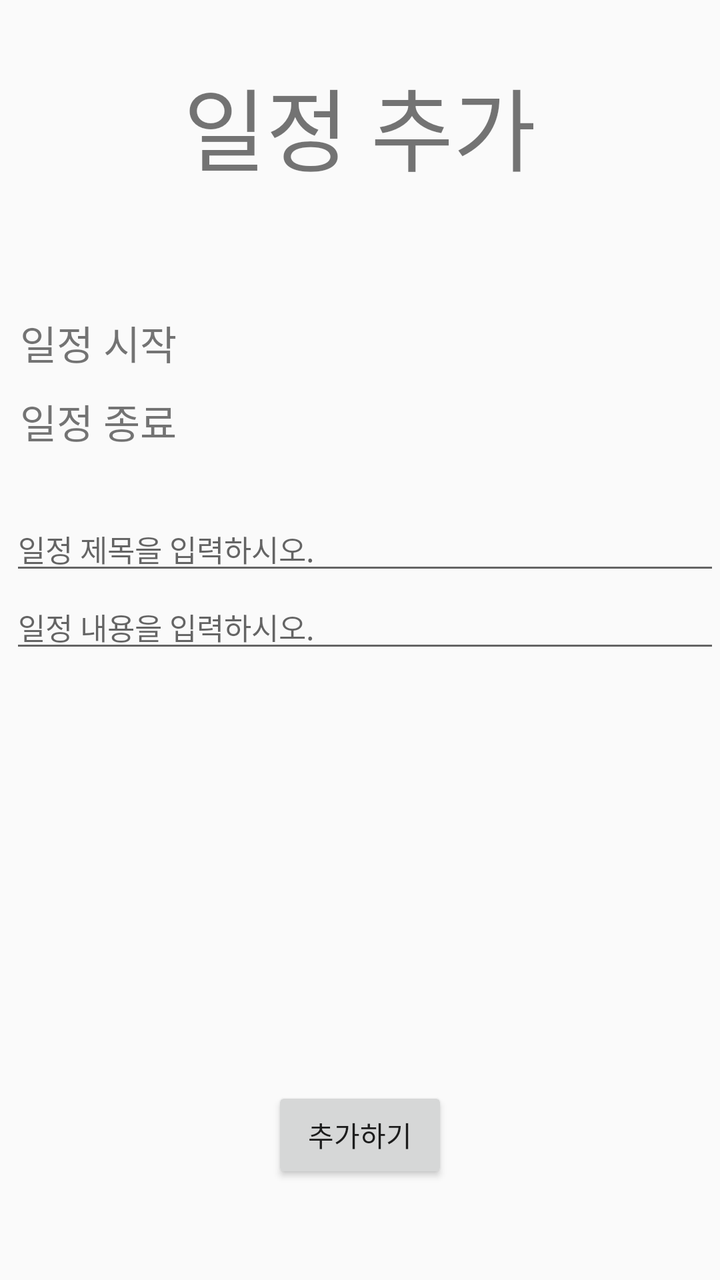
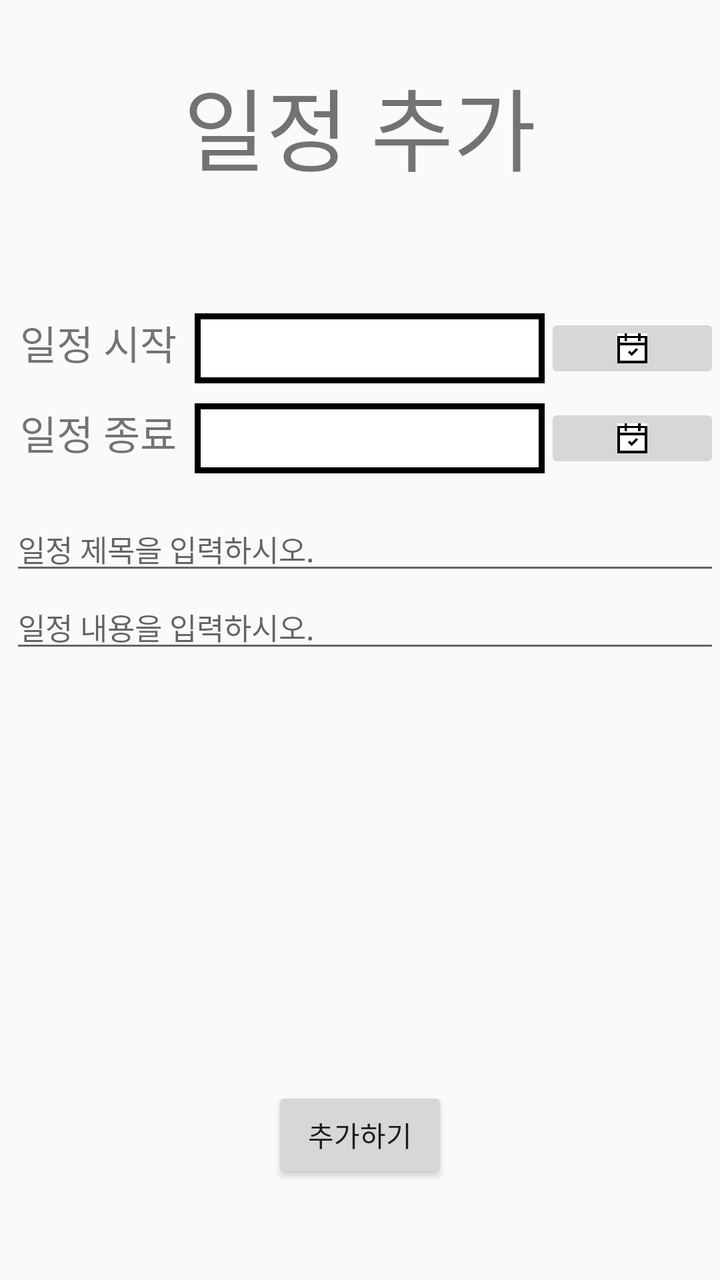

Two renders of the same Android screen: before a commit and after it. Below are the layout's source before the change and the commit's diff.
<!-- AndroidManifest.xml: application theme Theme.AppCompat.Light.DarkActionBar -->
<!-- res/layout/activity_schedule_add.xml -->
<?xml version="1.0" encoding="utf-8"?>
<LinearLayout xmlns:android="http://schemas.android.com/apk/res/android"
    xmlns:app="http://schemas.android.com/apk/res-auto"
    xmlns:tools="http://schemas.android.com/tools"
    android:layout_width="match_parent"
    android:layout_height="match_parent"
    tools:context=".ScheduleAdd"
    android:orientation="vertical"
    android:weightSum="6">
    <TextView
        android:layout_marginTop="30dp"
        android:layout_width="wrap_content"
        android:layout_height="0dp"
        android:layout_gravity="center"
        android:textSize="45dp"
        android:text="일정 추가"
        android:layout_weight="1"/>

    <LinearLayout
        android:layout_width="match_parent"
        android:layout_height="0dp"
        android:orientation="vertical"
        android:layout_marginTop="30dp"
        android:layout_weight="1">
        <LinearLayout
            android:layout_marginLeft="10dp"
            android:layout_width="match_parent"
            android:layout_height="wrap_content">
            <TextView
                android:layout_width="wrap_content"
                android:layout_height="wrap_content"
                android:textSize="20dp"
                android:text="일정 시작"/>

        </LinearLayout>
        <LinearLayout
            android:layout_marginLeft="10dp"
            android:layout_width="match_parent"
            android:layout_height="wrap_content"
            android:layout_marginTop="10dp">
            <TextView
                android:layout_width="wrap_content"
                android:layout_height="wrap_content"
                android:textSize="20dp"
                android:text="일정 종료"/>

        </LinearLayout>

   </LinearLayout>

    <LinearLayout
        android:layout_width="match_parent"
        android:layout_height="0dp"
        android:orientation="vertical"
        android:layout_weight="3">
        <EditText
            android:id="@+id/scheduleTitle"
            android:layout_width="match_parent"
            android:layout_height="wrap_content"
            android:textSize="15dp"
            android:layout_marginLeft="5dp"
            android:hint="일정 제목을 입력하시오."/>
        <EditText
            android:id="@+id/scheduleContents"
            android:layout_width="match_parent"
            android:layout_height="wrap_content"
            android:hint="일정 내용을 입력하시오."
            android:layout_marginLeft="5dp"
            android:textSize="15dp"
            android:isScrollContainer="true"
            android:inputType="textMultiLine"
            android:maxHeight="100dp"/>
    </LinearLayout>


    <Button
        android:layout_gravity="center"
        android:id="@+id/scheduleAdd"
        android:layout_weight="0.5"
        android:layout_width="wrap_content"
        android:layout_height="0dp"
        android:text="추가하기"/>


</LinearLayout>
<!-- resources referenced by this layout -->
<resources>

</resources>

<!-- the commit's change to res/layout/activity_schedule_add.xml (unified diff, before → after) -->
@@ -25,24 +25,56 @@
         <LinearLayout
             android:layout_marginLeft="10dp"
             android:layout_width="match_parent"
-            android:layout_height="wrap_content">
+            android:layout_height="wrap_content"
+            android:weightSum="4">
             <TextView
-                android:layout_width="wrap_content"
+                android:layout_width="0dp"
                 android:layout_height="wrap_content"
+                android:layout_weight="1"
                 android:textSize="20dp"
                 android:text="일정 시작"/>
+            <TextView
+                android:id="@+id/startDay"
+                android:layout_width="wrap_content"
+                android:layout_height="match_parent"
+                android:background="@drawable/edge"
+                android:layout_weight="2"
+                android:textSize="20dp" />
+            <ImageButton
+                android:id="@+id/startDate"
+                android:layout_width="0dp"
+                android:layout_height="35dp"
+                android:scaleType="fitCenter"
+                android:layout_weight="1"
+                android:src="@drawable/calendar"/>
 
         </LinearLayout>
         <LinearLayout
             android:layout_marginLeft="10dp"
             android:layout_width="match_parent"
             android:layout_height="wrap_content"
-            android:layout_marginTop="10dp">
+            android:layout_marginTop="10dp"
+            android:weightSum="4">
             <TextView
-                android:layout_width="wrap_content"
+                android:layout_width="0dp"
                 android:layout_height="wrap_content"
+                android:layout_weight="1"
                 android:textSize="20dp"
                 android:text="일정 종료"/>
+            <TextView
+                android:id="@+id/endDay"
+                android:layout_width="wrap_content"
+                android:layout_height="match_parent"
+                android:background="@drawable/edge"
+                android:layout_weight="2"
+                android:textSize="20dp" />
+            <ImageButton
+                android:id="@+id/endDate"
+                android:layout_width="0dp"
+                android:layout_height="35dp"
+                android:scaleType="fitCenter"
+                android:layout_weight="1"
+                android:src="@drawable/calendar"/>
 
         </LinearLayout>
 
<!-- resource entries referenced after the edit -->
@@ -1,5 +1,16 @@
 <!-- resources referenced by this layout -->
 <resources>
-
+  <!-- drawable calendar: png bitmap (drawable, 4533 bytes) -->
+  <!-- drawable edge (drawable) -->
+  <?xml version="1.0" encoding="utf-8"?>
+  <layer-list xmlns:android="http://schemas.android.com/apk/res/android">
+      <item>
+          <shape android:shape="rectangle">
+              <stroke android:width = "3dp" android:color ="#000000"/>
+              <solid android:color="#FFFFFF"/>
+          </shape>
+      </item>
+  
+  </layer-list>
 </resources>
 
